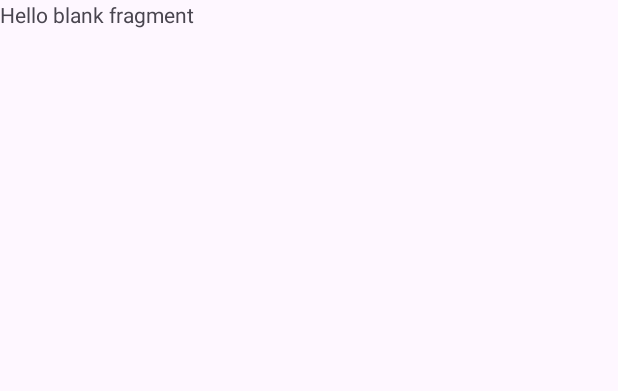
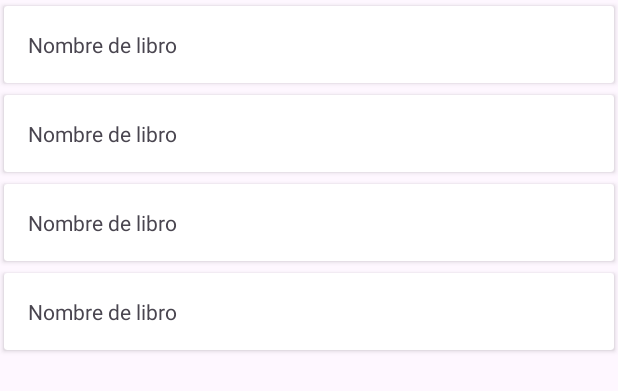
Before and after one commit to LeeMichael24/Book-App-Tracker, an Android app: the layout fragment_books.xml on its own in the app's theme, with its tools: preview values and no code run, on a phone screen of 412 x 824 dp. Shown: the top 391 px of the screen. Run offline under Robolectric (Android 15) with nearby library versions, the phone set to English and light mode, and no system bars.

Commit message:
ADD: RecycleView - Adapter

```diff
--- a/BookTrackerApp/app/src/main/AndroidManifest.xml
+++ b/BookTrackerApp/app/src/main/AndroidManifest.xml
@@ -14,7 +14,7 @@
         android:theme="@style/Theme.BookTrackerApp"
         tools:targetApi="31">
         <activity
-            android:name=".MainActivity"
+            android:name=".ui.MainActivity"
             android:exported="true">
             <intent-filter>
                 <action android:name="android.intent.action.MAIN" />
--- a/BookTrackerApp/app/src/main/java/com/example/booktrackerapp/repositories/BooksRepository.kt
+++ b/BookTrackerApp/app/src/main/java/com/example/booktrackerapp/repositories/BooksRepository.kt
@@ -7,9 +7,10 @@ class BooksRepository(private val books: List<Book>) {
 
     fun getBooks() = books
 
-    fun getBooksByAuthor(author: Author) =
+    fun getBooksByAuthor(author: Author) = {
         //esto significa que recibira info y la filtrara por autores y retornana el valor
         books.filter { books ->
             books.authors.contains(author)
         }
+    }
 }
--- a/BookTrackerApp/app/src/main/java/com/example/booktrackerapp/MainActivity.kt
+++ b/BookTrackerApp/app/src/main/java/com/example/booktrackerapp/ui/MainActivity.kt
@@ -1,8 +1,9 @@
-package com.example.booktrackerapp
+package com.example.booktrackerapp.ui
 
 import androidx.appcompat.app.AppCompatActivity
 import android.os.Bundle
 import androidx.databinding.DataBindingUtil
+import com.example.booktrackerapp.R
 import com.example.booktrackerapp.databinding.ActivityMainBinding
 
 class MainActivity : AppCompatActivity() {
@@ -18,7 +19,8 @@ class MainActivity : AppCompatActivity() {
         binding = DataBindingUtil
             .setContentView(
                 this,
-                R.layout.activity_main)
+                R.layout.activity_main
+            )
     }
 }
 //en esta parte ya se ha activado el data binding para el main activity pero aun falta el del fragment
--- a/BookTrackerApp/app/src/main/java/com/example/booktrackerapp/viewmodels/BooksViewModel.kt
+++ b/BookTrackerApp/app/src/main/java/com/example/booktrackerapp/ui/books/BooksViewModel.kt
@@ -1,4 +1,4 @@
-package com.example.booktrackerapp.viewmodels
+package com.example.booktrackerapp.ui.books
 
 import androidx.lifecycle.ViewModel
 import androidx.lifecycle.ViewModelProvider.AndroidViewModelFactory.Companion.APPLICATION_KEY
--- a/BookTrackerApp/app/src/main/res/layout/activity_main.xml
+++ b/BookTrackerApp/app/src/main/res/layout/activity_main.xml
@@ -7,7 +7,7 @@
     <androidx.constraintlayout.widget.ConstraintLayout
         android:layout_width="match_parent"
         android:layout_height="match_parent"
-        tools:context=".MainActivity">
+        tools:context=".ui.MainActivity">
 
         <androidx.fragment.app.FragmentContainerView
             android:id="@+id/fragmentContainerView"
--- a/BookTrackerApp/app/src/main/res/layout/fragment_books.xml
+++ b/BookTrackerApp/app/src/main/res/layout/fragment_books.xml
@@ -1,18 +1,22 @@
 <?xml version="1.0" encoding="utf-8"?>
 
 <layout xmlns:android="http://schemas.android.com/apk/res/android"
-    xmlns:tools="http://schemas.android.com/tools">
+    xmlns:tools="http://schemas.android.com/tools"
+    xmlns:app="http://schemas.android.com/apk/res-auto">
 
     <FrameLayout
         android:layout_width="match_parent"
         android:layout_height="match_parent"
-        tools:context=".ui.BooksFragment">
+        tools:context=".ui.books.BooksFragment">
 
-        <!-- TODO: Update blank fragment layout -->
-        <TextView
+        <androidx.recyclerview.widget.RecyclerView
+            android:id="@+id/recycler_books"
             android:layout_width="match_parent"
             android:layout_height="match_parent"
-            android:text="@string/hello_blank_fragment" />
+            app:layoutManager="androidx.recyclerview.widget.LinearLayoutManager"
+            tools:listitem="@layout/item_book"
+            tools:itemCount="4" />
 
     </FrameLayout>
+
 </layout>
--- /dev/null
+++ b/BookTrackerApp/app/src/main/res/layout/item_book.xml
@@ -0,0 +1,28 @@
+<?xml version="1.0" encoding="utf-8"?>
+<FrameLayout xmlns:android="http://schemas.android.com/apk/res/android"
+    xmlns:tools="http://schemas.android.com/tools"
+    xmlns:app="http://schemas.android.com/apk/res-auto"
+    android:layout_width="match_parent"
+    android:layout_height="wrap_content">
+
+
+    <androidx.cardview.widget.CardView
+        android:layout_width="match_parent"
+        android:layout_height="wrap_content"
+        app:cardUseCompatPadding="true">
+
+        <LinearLayout
+            android:layout_width="match_parent"
+            android:padding="16dp"
+            android:layout_height="wrap_content">
+
+            <TextView
+                android:id="@+id/book_name"
+                android:layout_width="wrap_content"
+                android:layout_height="wrap_content"
+                tools:text = "Nombre de libro"/>
+        </LinearLayout>
+
+    </androidx.cardview.widget.CardView>
+
+</FrameLayout>
--- a/BookTrackerApp/app/src/main/res/navigation/nav_graph.xml
+++ b/BookTrackerApp/app/src/main/res/navigation/nav_graph.xml
@@ -7,7 +7,7 @@
 
     <fragment
         android:id="@+id/booksFragment"
-        android:name="com.example.booktrackerapp.ui.BooksFragment"
+        android:name="com.example.booktrackerapp.ui.books.BooksFragment"
         android:label="fragment_books"
         tools:layout="@layout/fragment_books" />
 </navigation>
```
Also changed, not shown: BookTrackerApp/app/src/main/java/com/example/booktrackerapp/ui/books/BooksAdapter.kt (added, +48 -0 lines), BookTrackerApp/app/src/main/java/com/example/booktrackerapp/ui/books/BooksFragment.kt (renamed from BookTrackerApp/app/src/main/java/com/example/booktrackerapp/ui/BooksFragment.kt, +4 -4 lines), 1 other file.
